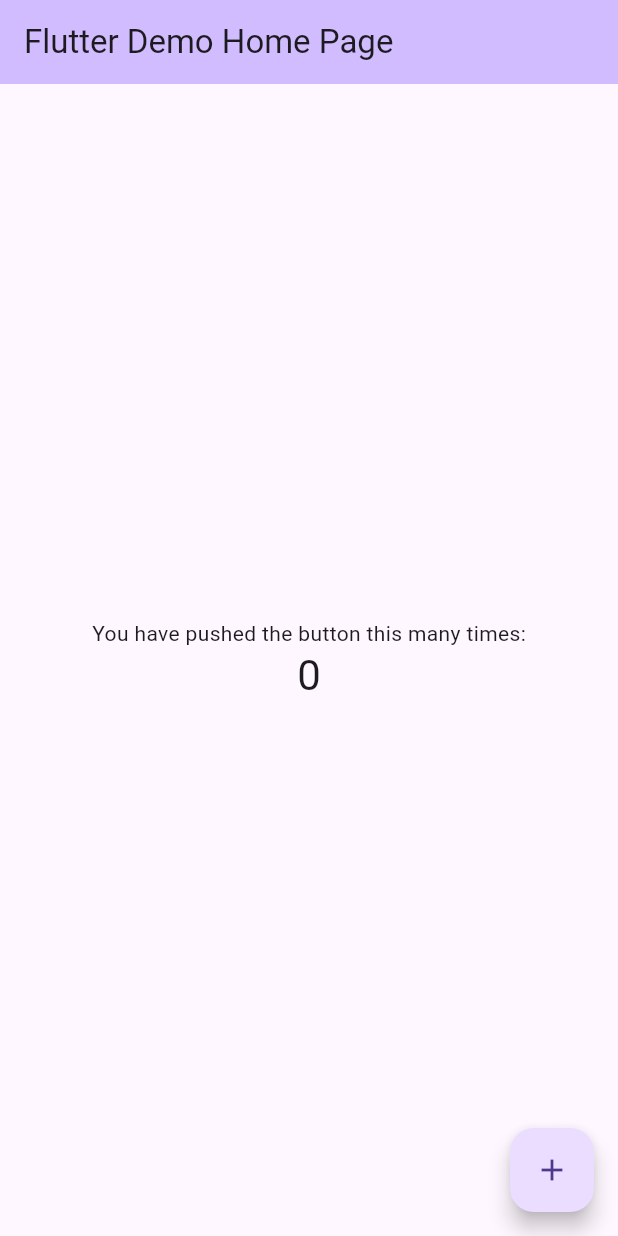
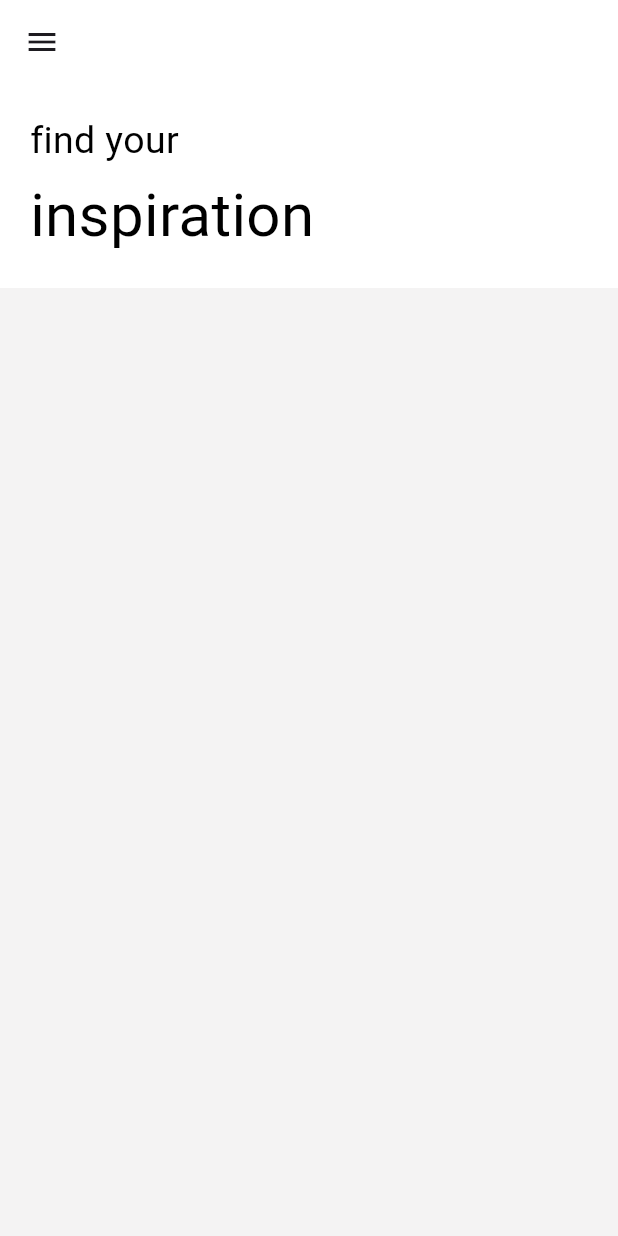
Before and after one commit to LINDEX171/inspiration, a Flutter app: the screen it shows after launch, on a phone screen of 412 x 824 dp. Run offline on Flutter 3.47's test engine with Material 3 defaults, Android fonts, the phone set to English and light mode, and no system bars.

Commit message:
find your inspiration

```diff
--- /dev/null
+++ b/lib/Home_page.dart
@@ -0,0 +1,48 @@
+import 'package:flutter/material.dart';
+class HomePage extends StatefulWidget {
+  const HomePage({super.key});
+
+  @override
+  State<HomePage> createState() => _HomePageState();
+}
+
+class _HomePageState extends State<HomePage> {
+  @override
+  Widget build(BuildContext context) {
+    return Scaffold(
+        backgroundColor: Color.fromRGBO(244, 243, 243, 1),
+        appBar: AppBar(
+          backgroundColor: Colors.white,
+          elevation: 0,
+          //brightness : Brightness.light,
+           leading: IconButton(
+             icon: Icon(Icons.menu,),
+             onPressed: (){},
+           ),
+        ),
+      body: SafeArea(
+        child: Column(
+          crossAxisAlignment: CrossAxisAlignment.start,
+          children: [
+                Container(
+                  width: double.infinity,
+                  decoration: BoxDecoration(
+                    color: Colors.white
+                  ),
+                  padding: EdgeInsets.all(20),
+                  child: Column(
+                    crossAxisAlignment: CrossAxisAlignment.start,
+                    children: [
+                      Text('find your', style: TextStyle(color: Colors.black,fontSize: 25),),
+                      SizedBox(height: 3,),
+                      Text('inspiration', style: TextStyle(color: Colors.black,fontSize: 40),),
+                    ],
+                  ),
+                )
+              ],
+        )
+
+      ),
+    );
+  }
+}
--- a/lib/main.dart
+++ b/lib/main.dart
@@ -1,4 +1,5 @@
 import 'package:flutter/material.dart';
+import 'package:inspiration/Home_page.dart';
 
 void main() {
   runApp(const MyApp());
@@ -11,97 +12,9 @@ class MyApp extends StatelessWidget {
   @override
   Widget build(BuildContext context) {
     return MaterialApp(
+      debugShowCheckedModeBanner: false,
       title: 'Flutter Demo',
-
-      home: const MyHomePage(title: 'Flutter Demo Home Page'),
+      home: HomePage(),
     );
   }
 }
-
-class MyHomePage extends StatefulWidget {
-  const MyHomePage({super.key, required this.title});
-
-  // This widget is the home page of your application. It is stateful, meaning
-  // that it has a State object (defined below) that contains fields that affect
-  // how it looks.
-
-  // This class is the configuration for the state. It holds the values (in this
-  // case the title) provided by the parent (in this case the App widget) and
-  // used by the build method of the State. Fields in a Widget subclass are
-  // always marked "final".
-
-  final String title;
-
-  @override
-  State<MyHomePage> createState() => _MyHomePageState();
-}
-
-class _MyHomePageState extends State<MyHomePage> {
-  int _counter = 0;
-
-  void _incrementCounter() {
-    setState(() {
-      // This call to setState tells the Flutter framework that something has
-      // changed in this State, which causes it to rerun the build method below
-      // so that the display can reflect the updated values. If we changed
-      // _counter without calling setState(), then the build method would not be
-      // called again, and so nothing would appear to happen.
-      _counter++;
-    });
-  }
-
-  @override
-  Widget build(BuildContext context) {
-    // This method is rerun every time setState is called, for instance as done
-    // by the _incrementCounter method above.
-    //
-    // The Flutter framework has been optimized to make rerunning build methods
-    // fast, so that you can just rebuild anything that needs updating rather
-    // than having to individually change instances of widgets.
-    return Scaffold(
-      appBar: AppBar(
-        // TRY THIS: Try changing the color here to a specific color (to
-        // Colors.amber, perhaps?) and trigger a hot reload to see the AppBar
-        // change color while the other colors stay the same.
-        backgroundColor: Theme.of(context).colorScheme.inversePrimary,
-        // Here we take the value from the MyHomePage object that was created by
-        // the App.build method, and use it to set our appbar title.
-        title: Text(widget.title),
-      ),
-      body: Center(
-        // Center is a layout widget. It takes a single child and positions it
-        // in the middle of the parent.
-        child: Column(
-          // Column is also a layout widget. It takes a list of children and
-          // arranges them vertically. By default, it sizes itself to fit its
-          // children horizontally, and tries to be as tall as its parent.
-          //
-          // Column has various properties to control how it sizes itself and
-          // how it positions its children. Here we use mainAxisAlignment to
-          // center the children vertically; the main axis here is the vertical
-          // axis because Columns are vertical (the cross axis would be
-          // horizontal).
-          //
-          // TRY THIS: Invoke "debug painting" (choose the "Toggle Debug Paint"
-          // action in the IDE, or press "p" in the console), to see the
-          // wireframe for each widget.
-          mainAxisAlignment: MainAxisAlignment.center,
-          children: <Widget>[
-            const Text(
-              'You have pushed the button this many times:',
-            ),
-            Text(
-              '$_counter',
-              style: Theme.of(context).textTheme.headlineMedium,
-            ),
-          ],
-        ),
-      ),
-      floatingActionButton: FloatingActionButton(
-        onPressed: _incrementCounter,
-        tooltip: 'Increment',
-        child: const Icon(Icons.add),
-      ), // This trailing comma makes auto-formatting nicer for build methods.
-    );
-  }
-}
```
